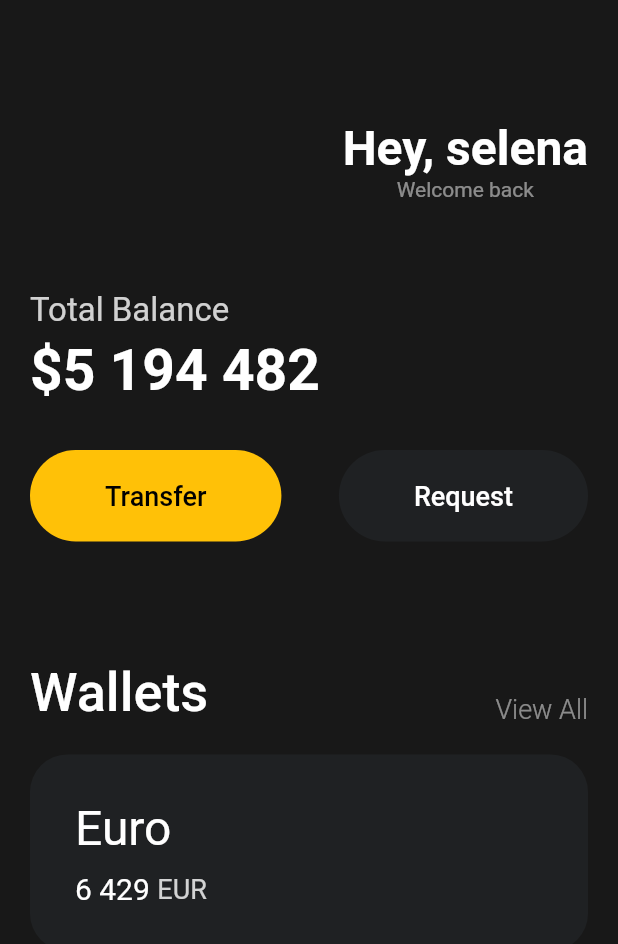
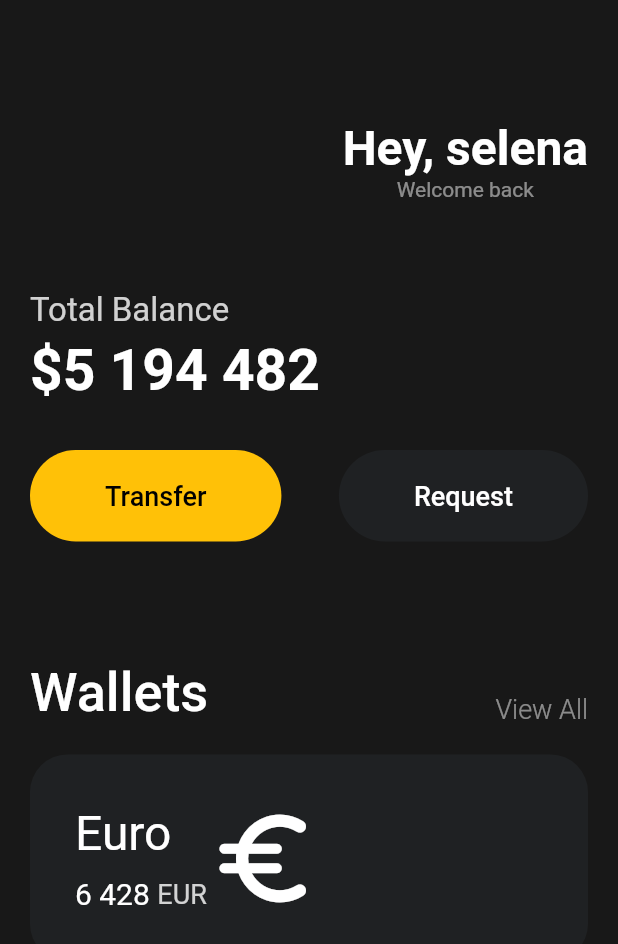
Before and after one commit to jongwon-kr/WebtoonProject, a Flutter app: the screen it shows after launch, on a phone screen of 412 x 824 dp. Shown: the top 944 px of the screen. Run offline on Flutter 3.47's test engine with Material 2 defaults, Android fonts, the light colour scheme and no system bars.

Commit message:
20230724 3.7 Nomard flutter

```diff
--- a/nomardproject/lib/main.dart
+++ b/nomardproject/lib/main.dart
@@ -133,7 +133,7 @@ class MyApp extends StatelessWidget {
                             Row(
                               children: [
                                 const Text(
-                                  '6 429',
+                                  '6 428',
                                   style: TextStyle(
                                     color: Colors.white,
                                     fontSize: 20,
@@ -152,6 +152,11 @@ class MyApp extends StatelessWidget {
                               ],
                             ),
                           ],
+                        ),
+                        const Icon(
+                          Icons.euro_rounded,
+                          color: Colors.white,
+                          size: 78,
                         )
                       ],
                     ),
```
